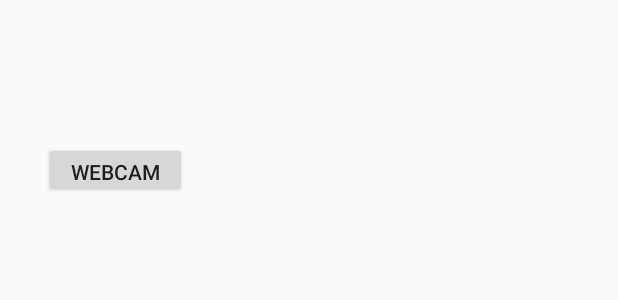
After one commit to grambbledook/webcam, an Android app built with Jetpack Compose: the layout activity_webcam.xml on its own in the app's theme, with its tools: preview values and no code run, on a phone screen of 412 x 824 dp. The commit adds this screen. Shown: the top 300 px of the screen. Run offline under Robolectric (Android 15) with nearby library versions, the phone set to English and light mode, and no system bars.

Commit message:
Try adding a button

```diff
--- a/app/build.gradle.kts
+++ b/app/build.gradle.kts
@@ -49,6 +49,10 @@ dependencies {
     implementation(libs.androidx.ui.graphics)
     implementation(libs.androidx.ui.tooling.preview)
     implementation(libs.androidx.material3)
+    implementation(libs.androidx.appcompat)
+    implementation(libs.material)
+    implementation(libs.androidx.activity)
+    implementation(libs.androidx.constraintlayout)
     testImplementation(libs.junit)
     androidTestImplementation(libs.androidx.junit)
     androidTestImplementation(libs.androidx.espresso.core)
--- a/app/src/main/AndroidManifest.xml
+++ b/app/src/main/AndroidManifest.xml
@@ -13,6 +13,9 @@
         android:theme="@style/Theme.Webcam"
         tools:targetApi="31">
         <activity
+            android:name=".WebcamActivity"
+            android:exported="false" />
+        <activity
             android:name=".MainActivity"
             android:exported="true"
             android:label="@string/app_name"
--- /dev/null
+++ b/app/src/main/res/layout/activity_webcam.xml
@@ -0,0 +1,23 @@
+<?xml version="1.0" encoding="utf-8"?>
+<androidx.constraintlayout.widget.ConstraintLayout xmlns:android="http://schemas.android.com/apk/res/android"
+    xmlns:app="http://schemas.android.com/apk/res-auto"
+    xmlns:tools="http://schemas.android.com/tools"
+    android:id="@+id/main"
+    android:layout_width="match_parent"
+    android:layout_height="match_parent"
+    tools:context=".WebcamActivity">
+
+    <Button
+        android:id="@+id/openWebcamButton"
+        android:layout_width="0dp"
+        android:layout_height="37dp"
+        android:layout_marginStart="29dp"
+        android:layout_marginTop="48dp"
+        android:layout_marginEnd="287dp"
+        android:layout_marginBottom="646dp"
+        android:text="Webcam"
+        app:layout_constraintBottom_toBottomOf="parent"
+        app:layout_constraintEnd_toEndOf="parent"
+        app:layout_constraintStart_toStartOf="parent"
+        app:layout_constraintTop_toTopOf="parent" />
+</androidx.constraintlayout.widget.ConstraintLayout>
```
Also changed, not shown: app/src/main/java/com/github/grambbledook/webcam/MainActivity.kt (+9 -0 lines), app/src/main/java/com/github/grambbledook/webcam/WebcamActivity.kt (added, +20 -0 lines), gradle/libs.versions.toml (+8 -0 lines).
